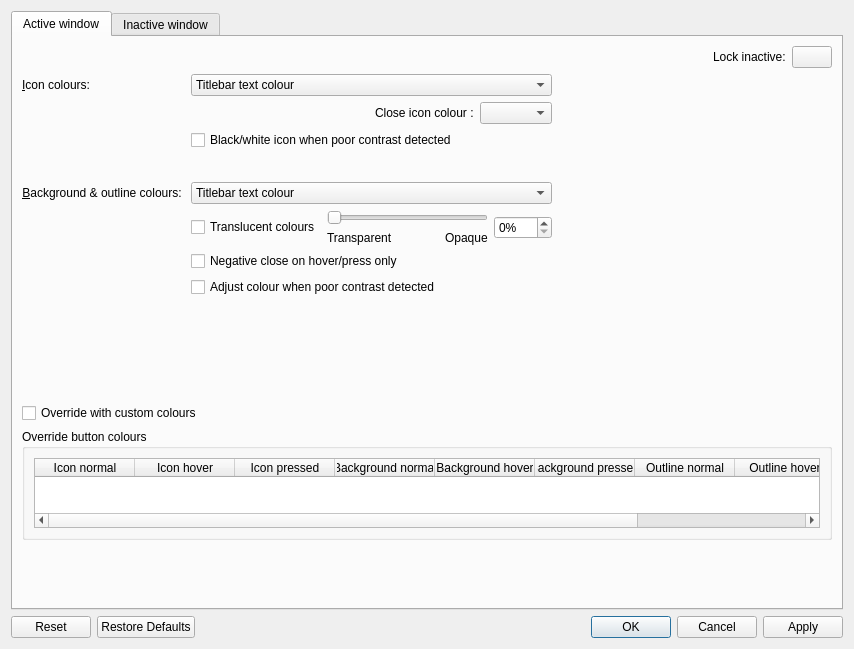
Old version of the form kdecoration/config/ui/buttoncolors.ui in the repository paulmcauley/klassy.
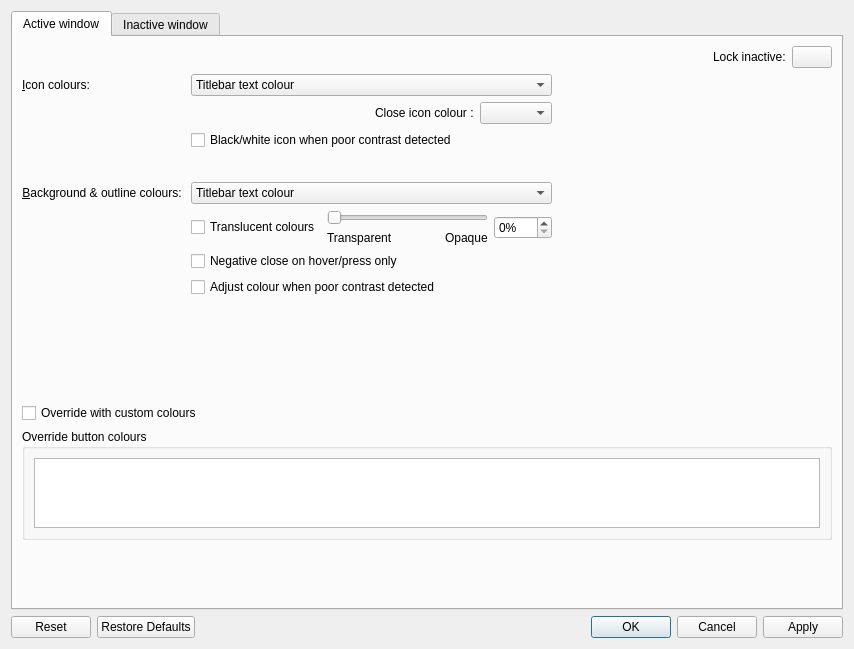
New version of the form. Icons and pictures are not drawn.

Commit message: Swap rows and column in colour override table, sort columns as set by user

Patch:
```diff
--- a/kdecoration/config/ui/buttoncolors.ui
+++ b/kdecoration/config/ui/buttoncolors.ui
@@ -445,51 +445,6 @@
             <attribute name="verticalHeaderCascadingSectionResizes">
              <bool>true</bool>
             </attribute>
-            <column>
-             <property name="text">
-              <string>Icon normal</string>
-             </property>
-            </column>
-            <column>
-             <property name="text">
-              <string>Icon hover</string>
-             </property>
-            </column>
-            <column>
-             <property name="text">
-              <string>Icon pressed</string>
-             </property>
-            </column>
-            <column>
-             <property name="text">
-              <string>Background normal</string>
-             </property>
-            </column>
-            <column>
-             <property name="text">
-              <string>Background hover</string>
-             </property>
-            </column>
-            <column>
-             <property name="text">
-              <string>Background pressed</string>
-             </property>
-            </column>
-            <column>
-             <property name="text">
-              <string>Outline normal</string>
-             </property>
-            </column>
-            <column>
-             <property name="text">
-              <string>Outline hover</string>
-             </property>
-            </column>
-            <column>
-             <property name="text">
-              <string>Outline pressed</string>
-             </property>
-            </column>
            </widget>
           </item>
          </layout>
```
The commit also changes 4 other files.
